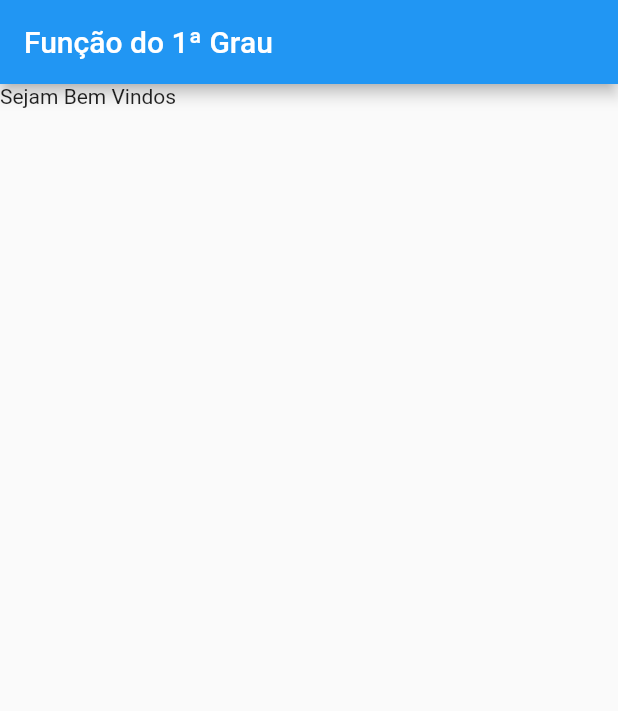
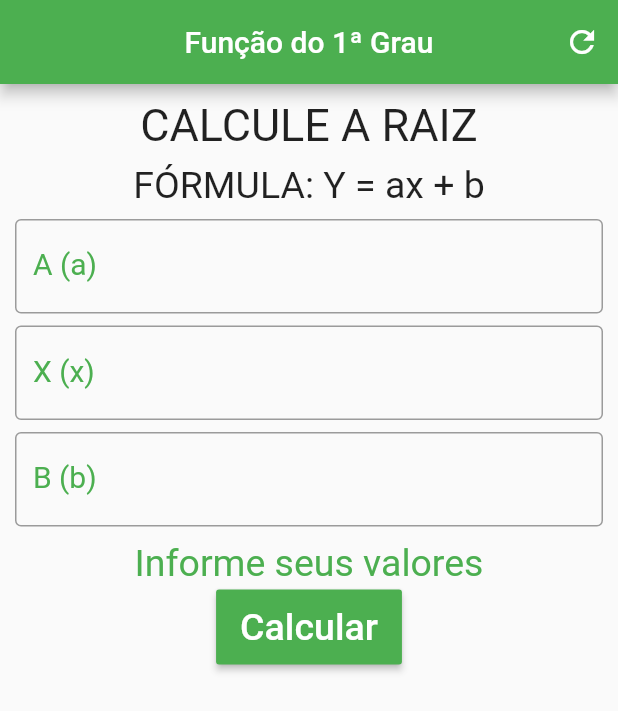
Before and after one commit to Igorft100/IgorProjetos, a Flutter app: the screen it shows after launch, on a phone screen of 412 x 824 dp. Shown: the top 711 px of the screen. Run offline on Flutter 3.47's test engine with Material 2 defaults, Android fonts, the phone set to English and light mode, and no system bars.

Commit message:
NOVA ATUALIZAÇÃO

```diff
--- a/funcao_do_primeirograu/lib/main.dart
+++ b/funcao_do_primeirograu/lib/main.dart
@@ -3,14 +3,18 @@ import 'package:flutter/material.dart';
 import './step_form.dart';
 
 void main() {
-  runApp(Main());
+  runApp(MyApp());
 }
 
-class Main extends StatelessWidget {
+class MyApp extends StatelessWidget {
   @override
   Widget build(BuildContext context) {
     return MaterialApp(
+      debugShowCheckedModeBanner: false,
       title: 'Matemática Fácil',
+      theme: ThemeData(
+        primarySwatch: Colors.green,
+      ),
       home: StepForm(),
     );
   }
--- a/funcao_do_primeirograu/lib/step_form.dart
+++ b/funcao_do_primeirograu/lib/step_form.dart
@@ -1,13 +1,128 @@
 import 'package:flutter/material.dart';
 
-class StepForm extends StatelessWidget {
+void main() {
+  runApp(MaterialApp(
+    home: StepForm(),
+  ));
+}
+
+class StepForm extends StatefulWidget {
+  @override
+  _HomeState createState() => _HomeState();
+}
+
+class _HomeState extends State<StepForm> {
+  String infoTexto = "Informe seus valores";
+
+  TextEditingController AController = TextEditingController();
+  TextEditingController XController = TextEditingController();
+  TextEditingController BController = TextEditingController();
+
+  Widget buildTextField(String lebal, TextEditingController c) {
+    return TextField(
+      decoration: InputDecoration(
+          labelText: lebal,
+          labelStyle: TextStyle(color: Colors.green, fontSize: 20.0),
+          border: OutlineInputBorder()),
+      style: TextStyle(color: Colors.green, fontSize: 20.0),
+      keyboardType: TextInputType.number,
+      controller: c,
+    );
+  }
+
+  void _resetFielde() {
+    setState(() {
+      AController.text = "";
+      XController.text = "";
+      BController.text = "";
+      infoTexto = "";
+    });
+  }
+
+  void _calculate() {
+    double A = double.parse(AController.text);
+    double X = double.parse(XController.text);
+    double B = double.parse(BController.text);
+    double f1g = (A * X) + B;
+    setState(() {
+      if (f1g == f1g) {
+        infoTexto = "A raíz é ($f1g)";
+      } else if (f1g == f1g) {
+        infoTexto = "A raíz é ($f1g)";
+      }
+    });
+  }
+
   @override
   Widget build(BuildContext context) {
     return Scaffold(
       appBar: AppBar(
-        title: Text('Função do 1ª Grau'),
+        backgroundColor: Colors.green,
+        title: Text("Função do 1ª Grau"),
+        centerTitle: true,
+        actions: <Widget>[
+          IconButton(
+            icon: Icon(Icons.refresh),
+            onPressed: () {
+              _resetFielde();
+            },
+          )
+        ],
       ),
-      body: Text('Sejam Bem Vindos'),
+      body: SingleChildScrollView(
+        padding: EdgeInsets.all(10.0),
+        child: Column(
+          children: <Widget>[
+            Padding(
+              padding: const EdgeInsets.fromLTRB(8.0, 0.0, 8.0, 0.0),
+              child: Text(
+                'CALCULE A RAIZ',
+                style: TextStyle(fontSize: 30.0),
+              ),
+            ),
+            Padding(
+              padding: const EdgeInsets.fromLTRB(8.0, 8.0, 8.0, 8.0),
+              child: Text(
+                'FÓRMULA: Y = ax + b',
+                style: TextStyle(fontSize: 25.0),
+              ),
+            ),
+            buildTextField("A (a)", AController),
+            Padding(
+              padding: const EdgeInsets.fromLTRB(8.0, 8.0, 8.0, 0.0),
+            ),
+            buildTextField("X (x)", XController),
+            Padding(
+              padding: const EdgeInsets.fromLTRB(8.0, 8.0, 8.0, 0.0),
+            ),
+            buildTextField("B (b)", BController),
+            Padding(
+              padding: const EdgeInsets.only(top: 10.0),
+              child: Text(
+                infoTexto,
+                style: TextStyle(color: Colors.green, fontSize: 25.0),
+                textAlign: TextAlign.center,
+              ),
+            ),
+            Padding(
+              padding: const EdgeInsets.only(top: 3.0),
+              child: Container(
+                height: 50.0,
+                child: RaisedButton(
+                  child: Text(
+                    "Calcular",
+                    style: TextStyle(color: Colors.white, fontSize: 25.0),
+                  ),
+                  onPressed: () {
+                    _calculate();
+                  },
+                  color: Colors.green,
+                ),
+              ),
+            ),
+          ],
+        ),
+      ),
     );
   }
 }
```
Also changed, not shown: funcao_do_primeirograu/DOCUMENTAÇÃO DA ÁRVORE.jpg.
